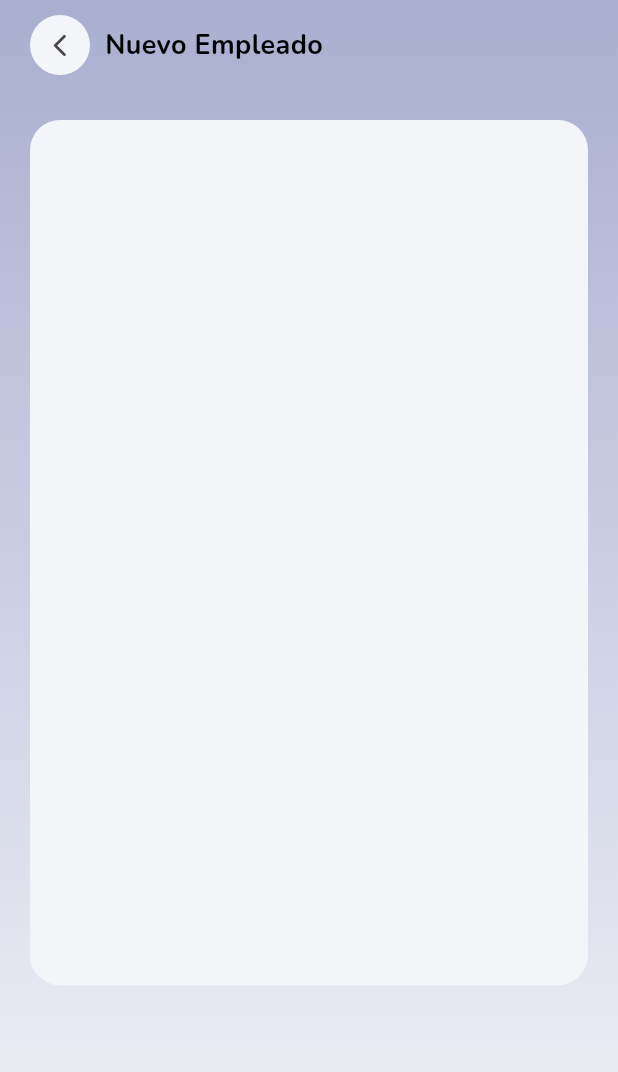
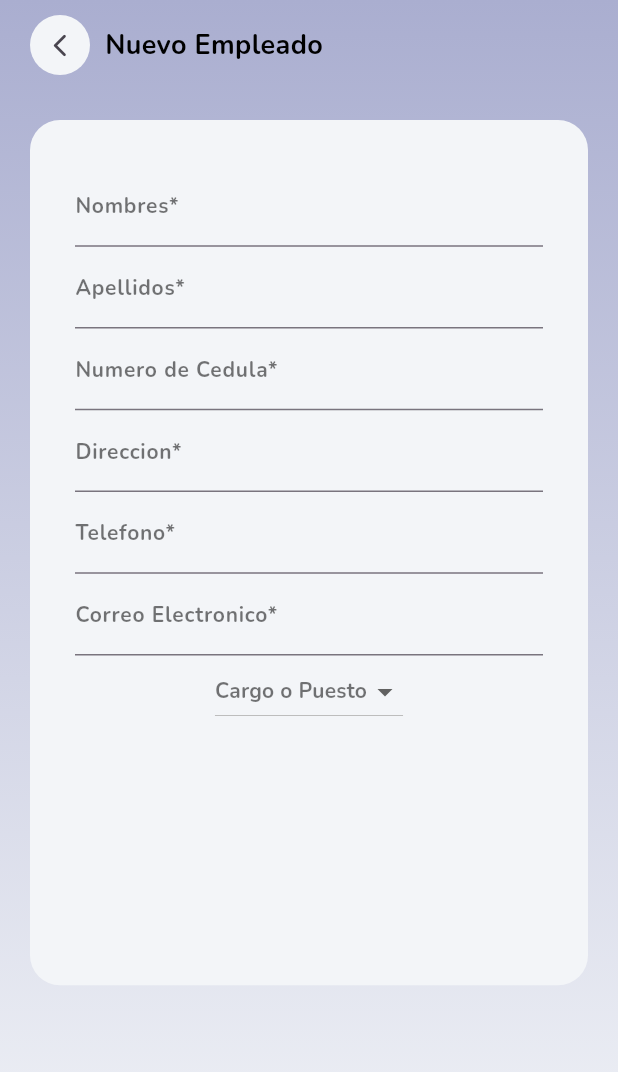
Before and after one commit to RicardoVillamar/ClientService, a Flutter app: the RegistroEmpleadoPage screen opened directly, on a phone screen of 412 x 824 dp. Shown: the top 1072 px of the screen. Run offline on Flutter 3.47's test engine with Material 3 defaults, Android fonts, the phone set to English and light mode, and no system bars; our stand-ins replace google_fonts.

Commit message:
update: register employeer

```diff
--- a/lib/pages/registro/register_empleado.dart
+++ b/lib/pages/registro/register_empleado.dart
@@ -10,11 +10,22 @@ class RegistroEmpleadoPage extends StatefulWidget {
 
 class _RegistroEmpleadoPageState extends State<RegistroEmpleadoPage> {
   double heightScreen = 0;
+  final List<String> items = [
+    'Técnico',
+    'Conductor',
+    'Excavador',
+    'Electricista',
+    'Ayudante',
+  ];
+
+  String? selectValue;
 
   @override
   Widget build(BuildContext context) {
     heightScreen = MediaQuery.of(context).size.height;
-    return Container(
+
+    return Scaffold(
+      body: Container(
         decoration: const BoxDecoration(
             color: Color.fromARGB(255, 170, 174, 208),
             gradient: LinearGradient(
@@ -53,19 +64,115 @@ class _RegistroEmpleadoPageState extends State<RegistroEmpleadoPage> {
             ),
             Container(
               padding: const EdgeInsets.all(10),
-            margin:
-                const EdgeInsets.only(top: 20, left: 20, right: 20, bottom: 10),
+              margin: const EdgeInsets.only(
+                  top: 20, left: 20, right: 20, bottom: 10),
               height: heightScreen * 0.70,
               decoration: const BoxDecoration(
                   color: Color(0xFFF3F5F8),
                   borderRadius: BorderRadius.all(Radius.circular(20))),
-            child: const Column(
-              crossAxisAlignment: CrossAxisAlignment.center,
-              children: [],
+              child: SingleChildScrollView(
+                child: Form(
+                    child: Container(
+                  padding: const EdgeInsets.all(20),
+                  child: Column(
+                    children: [
+                      TextFormField(
+                        decoration: InputDecoration(
+                          labelText: 'Nombres*',
+                          labelStyle: GoogleFonts.nunito(
+                            color: Colors.black54,
+                            fontSize: 14,
+                            fontWeight: FontWeight.bold,
+                            decoration: TextDecoration.none,
+                          ),
+                        ),
+                      ),
+                      TextFormField(
+                        decoration: InputDecoration(
+                          labelText: 'Apellidos*',
+                          labelStyle: GoogleFonts.nunito(
+                            color: Colors.black54,
+                            fontSize: 14,
+                            fontWeight: FontWeight.bold,
+                            decoration: TextDecoration.none,
+                          ),
+                        ),
+                      ),
+                      TextFormField(
+                        decoration: InputDecoration(
+                          labelText: 'Numero de Cedula*',
+                          labelStyle: GoogleFonts.nunito(
+                            color: Colors.black54,
+                            fontSize: 14,
+                            fontWeight: FontWeight.bold,
+                            decoration: TextDecoration.none,
+                          ),
+                        ),
+                      ),
+                      TextFormField(
+                        decoration: InputDecoration(
+                          labelText: 'Direccion*',
+                          labelStyle: GoogleFonts.nunito(
+                            color: Colors.black54,
+                            fontSize: 14,
+                            fontWeight: FontWeight.bold,
+                            decoration: TextDecoration.none,
+                          ),
+                        ),
+                      ),
+                      TextFormField(
+                        decoration: InputDecoration(
+                          labelText: 'Telefono*',
+                          labelStyle: GoogleFonts.nunito(
+                            color: Colors.black54,
+                            fontSize: 14,
+                            fontWeight: FontWeight.bold,
+                            decoration: TextDecoration.none,
+                          ),
+                        ),
+                      ),
+                      TextFormField(
+                        decoration: InputDecoration(
+                          labelText: 'Correo Electronico*',
+                          labelStyle: GoogleFonts.nunito(
+                            color: Colors.black54,
+                            fontSize: 14,
+                            fontWeight: FontWeight.bold,
+                            decoration: TextDecoration.none,
+                          ),
+                        ),
+                      ),
+                      DropdownButton(
+                        hint: Text(
+                          'Cargo o Puesto',
+                          style: GoogleFonts.nunito(
+                            color: Colors.black54,
+                            fontSize: 14,
+                            fontWeight: FontWeight.bold,
+                            decoration: TextDecoration.none,
+                          ),
+                        ),
+                        value: selectValue,
+                        onChanged: (String? newValue) {
+                          setState(() {
+                            selectValue = newValue;
+                          });
+                        },
+                        items: items.map((String value) {
+                          return DropdownMenuItem<String>(
+                            value: value,
+                            child: Text(value),
+                          );
+                        }).toList(),
+                      ),
+                    ],
+                  ),
+                )),
               ),
             ),
           ],
         ),
+      ),
     );
   }
 }
```
Lines whose indentation alone changed are shown as unchanged.
